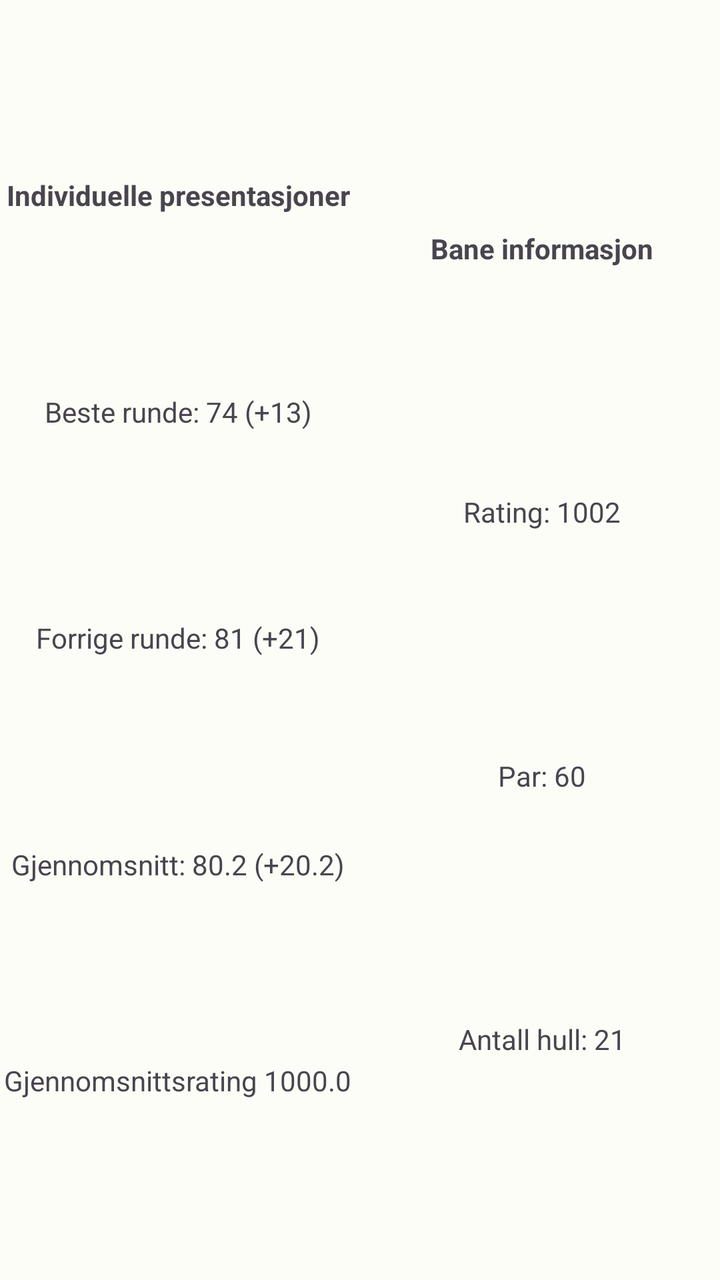
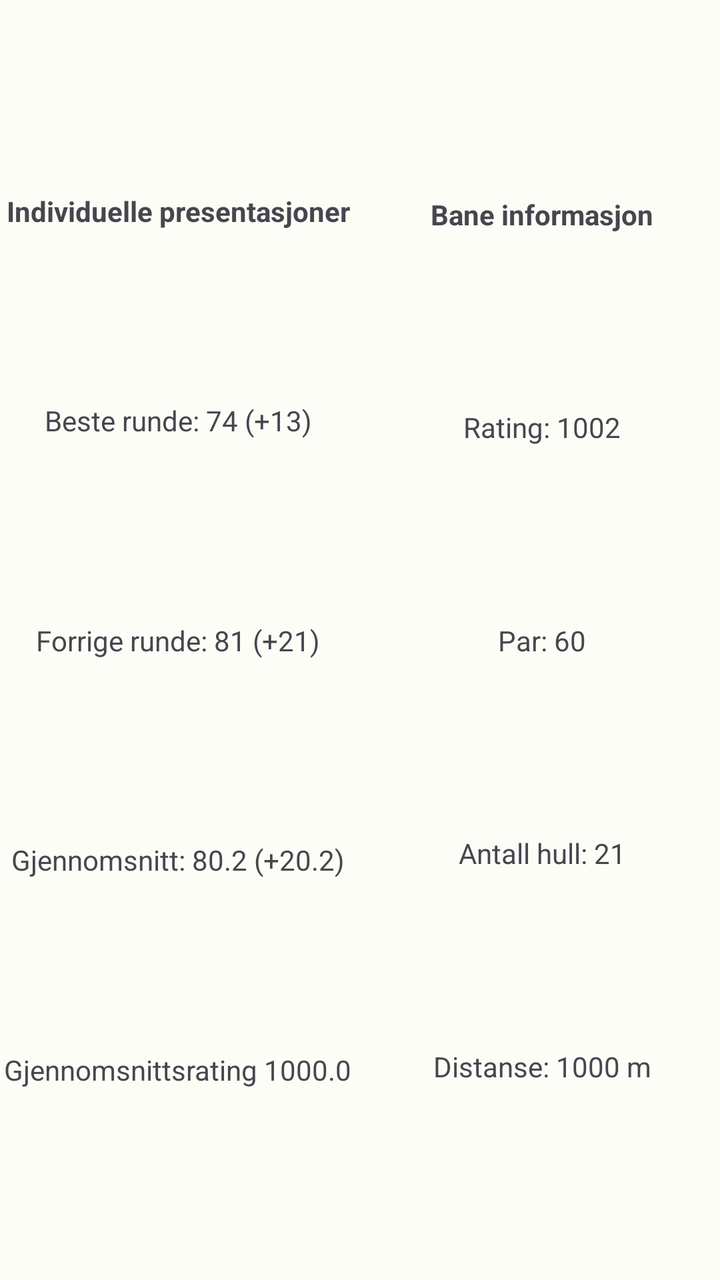

Two renders of the same Android screen: before a commit and after it. Below are the layout's source before the change and the commit's diff.
<!-- AndroidManifest.xml: application theme Theme.DiscgolfApp -->
<!-- res/layout/course_info_stats.xml -->
<?xml version="1.0" encoding="utf-8"?>
<androidx.constraintlayout.widget.ConstraintLayout xmlns:android="http://schemas.android.com/apk/res/android"
    xmlns:app="http://schemas.android.com/apk/res-auto"
    xmlns:tools="http://schemas.android.com/tools"
    android:layout_width="match_parent"
    android:layout_height="wrap_content">


    <View
        android:id="@+id/IndividualStatsView"
        android:layout_width="0dp"
        android:layout_height="wrap_content"
        android:layout_marginTop="10dp"
        android:layout_marginBottom="10dp"

        app:layout_constraintBottom_toBottomOf="parent"
        app:layout_constraintEnd_toStartOf="@+id/CourseInfoView"
        app:layout_constraintHorizontal_bias="0.5"
        app:layout_constraintStart_toStartOf="parent"
        app:layout_constraintTop_toTopOf="parent"
        app:layout_constraintVertical_bias="0.551" />

    <View
        android:id="@+id/CourseInfoView"
        android:layout_width="0dp"
        android:layout_height="wrap_content"
        android:layout_marginStart="4dp"
        android:layout_marginTop="10dp"
        android:layout_marginBottom="10dp"
        app:layout_constraintBottom_toBottomOf="parent"
        app:layout_constraintEnd_toEndOf="parent"
        app:layout_constraintHorizontal_bias="0.5"
        app:layout_constraintStart_toEndOf="@+id/IndividualStatsView"
        app:layout_constraintTop_toTopOf="parent"
        app:layout_constraintVertical_bias="0.41" />

    <TextView
        android:id="@+id/courseStatsTitleTextView"
        android:layout_width="wrap_content"
        android:layout_height="wrap_content"
        android:text="@string/individual_course_stats_title"
        android:textStyle="bold"
        app:layout_constraintBottom_toTopOf="@+id/bestRoundInfoTextView"
        app:layout_constraintEnd_toEndOf="@+id/IndividualStatsView"
        app:layout_constraintStart_toStartOf="@+id/IndividualStatsView"
        app:layout_constraintTop_toTopOf="@+id/IndividualStatsView"
        tools:layout_editor_absoluteX="16dp" />

    <TextView
        android:id="@+id/bestRoundInfoTextView"
        android:layout_width="wrap_content"
        android:layout_height="wrap_content"
        android:paddingBottom="5dp"
        android:text="@string/course_info_best_round"
        app:layout_constraintBottom_toTopOf="@+id/lastRoundInfoTextView"
        app:layout_constraintEnd_toEndOf="@+id/IndividualStatsView"
        app:layout_constraintStart_toStartOf="@+id/IndividualStatsView"
        app:layout_constraintTop_toBottomOf="@+id/courseStatsTitleTextView"
        tools:layout_editor_absoluteX="25dp" />

    <TextView
        android:id="@+id/lastRoundInfoTextView"
        android:layout_width="wrap_content"
        android:layout_height="wrap_content"
        android:paddingBottom="5dp"
        android:text="@string/course_info_last_round"
        app:layout_constraintBottom_toTopOf="@+id/averageScoreInfoTextView"
        app:layout_constraintEnd_toEndOf="@+id/IndividualStatsView"
        app:layout_constraintStart_toStartOf="@+id/IndividualStatsView"
        app:layout_constraintTop_toBottomOf="@+id/bestRoundInfoTextView"
        tools:layout_editor_absoluteX="25dp" />

    <TextView
        android:id="@+id/averageScoreInfoTextView"
        android:layout_width="wrap_content"
        android:layout_height="wrap_content"
        android:text="@string/course_info_average"
        app:layout_constraintBottom_toTopOf="@+id/avgRatingOnCourseValue"
        app:layout_constraintEnd_toEndOf="@+id/IndividualStatsView"
        app:layout_constraintStart_toStartOf="@+id/IndividualStatsView"
        app:layout_constraintTop_toBottomOf="@+id/lastRoundInfoTextView"
        tools:layout_editor_absoluteX="23dp" />

    <TextView
        android:id="@+id/avgRatingOnCourseValue"
        android:layout_width="wrap_content"
        android:layout_height="wrap_content"
        android:text="@string/course_info_avg_rating"
        app:layout_constraintBottom_toBottomOf="@+id/IndividualStatsView"
        app:layout_constraintEnd_toEndOf="@+id/IndividualStatsView"
        app:layout_constraintStart_toStartOf="@+id/IndividualStatsView"
        app:layout_constraintTop_toBottomOf="@+id/averageScoreInfoTextView"
        tools:layout_editor_absoluteX="16dp" />

    <TextView
        android:id="@+id/courseInformationTitleTextView"
        android:layout_width="wrap_content"
        android:layout_height="wrap_content"
        android:text="@string/course_info_title"
        android:textStyle="bold"
        app:layout_constraintBottom_toTopOf="@+id/parRatingTextView"
        app:layout_constraintEnd_toEndOf="@+id/CourseInfoView"
        app:layout_constraintStart_toStartOf="@+id/CourseInfoView"
        app:layout_constraintTop_toTopOf="@+id/CourseInfoView"
        tools:layout_editor_absoluteX="248dp" />


    <TextView
        android:id="@+id/parRatingTextView"
        android:layout_width="wrap_content"
        android:layout_height="wrap_content"
        android:text="@string/par_rating"
        app:layout_constraintBottom_toTopOf="@+id/parOnCourseTextView"
        app:layout_constraintEnd_toEndOf="@+id/CourseInfoView"
        app:layout_constraintStart_toStartOf="@+id/CourseInfoView"
        app:layout_constraintTop_toBottomOf="@+id/courseInformationTitleTextView" />

    <TextView
        android:id="@+id/parOnCourseTextView"
        android:layout_width="wrap_content"
        android:layout_height="wrap_content"
        android:text="@string/par_on_course"
        app:layout_constraintBottom_toTopOf="@+id/numberOfHolesTextView"
        app:layout_constraintEnd_toEndOf="@+id/CourseInfoView"
        app:layout_constraintStart_toStartOf="@+id/CourseInfoView"
        app:layout_constraintTop_toBottomOf="@+id/parRatingTextView"
        tools:layout_editor_absoluteX="296dp" />

    <TextView
        android:id="@+id/numberOfHolesTextView"
        android:layout_width="wrap_content"
        android:layout_height="wrap_content"
        android:text="@string/number_of_holes"
        app:layout_constraintBottom_toBottomOf="@+id/CourseInfoView"
        app:layout_constraintEnd_toEndOf="@+id/CourseInfoView"
        app:layout_constraintStart_toStartOf="@+id/CourseInfoView"
        app:layout_constraintTop_toBottomOf="@+id/parOnCourseTextView"
        tools:layout_editor_absoluteX="274dp" />



</androidx.constraintlayout.widget.ConstraintLayout>
<!-- resources referenced by this layout -->
<resources>
  <string name="course_info_average">Gjennomsnitt: 80.2 (+20.2)</string>
  <string name="course_info_avg_rating">Gjennomsnittsrating 1000.0</string>
  <string name="course_info_best_round">Beste runde: 74 (+13)</string>
  <string name="course_info_last_round">Forrige runde: 81 (+21)</string>
  <string name="course_info_title">Bane informasjon</string>
  <string name="individual_course_stats_title">Individuelle presentasjoner</string>
  <string name="number_of_holes">Antall hull: 21</string>
  <string name="par_on_course">Par: 60</string>
  <string name="par_rating">Rating: 1002</string>
  <color name="md_theme_light_primary">#266C2B</color>
  <color name="md_theme_light_onPrimary">#FFFFFF</color>
  <color name="md_theme_light_primaryContainer">#AAF5A4</color>
  <color name="md_theme_light_onPrimaryContainer">#002204</color>
  <color name="md_theme_light_secondary">#52634F</color>
  <color name="md_theme_light_onSecondary">#FFFFFF</color>
  <color name="md_theme_light_secondaryContainer">#D5E8CF</color>
  <color name="md_theme_light_onSecondaryContainer">#101F10</color>
  <color name="md_theme_light_tertiary">#38656A</color>
  <color name="md_theme_light_onTertiary">#FFFFFF</color>
  <color name="md_theme_light_tertiaryContainer">#BCEBF1</color>
  <color name="md_theme_light_onTertiaryContainer">#001F23</color>
  <color name="md_theme_light_error">#BA1A1A</color>
  <color name="md_theme_light_errorContainer">#FFDAD6</color>
  <color name="md_theme_light_onError">#FFFFFF</color>
  <color name="md_theme_light_onErrorContainer">#410002</color>
  <color name="md_theme_light_background">#FCFDF6</color>
  <color name="md_theme_light_onBackground">#1A1C19</color>
  <color name="md_theme_light_surface">#FCFDF6</color>
  <color name="md_theme_light_onSurface">#1A1C19</color>
  <color name="md_theme_light_surfaceVariant">#DEE5D8</color>
  <color name="md_theme_light_onSurfaceVariant">#424940</color>
  <color name="md_theme_light_outline">#72796F</color>
  <color name="md_theme_light_inverseOnSurface">#F0F1EB</color>
  <color name="md_theme_light_inverseSurface">#2F312D</color>
  <color name="md_theme_light_inversePrimary">#8FD88A</color>
  <!-- unchanged entries left out for length: 1 -->
</resources>

<!-- the commit's change to res/layout/course_info_stats.xml (unified diff, before → after) -->
@@ -9,7 +9,7 @@
     <View
         android:id="@+id/IndividualStatsView"
         android:layout_width="0dp"
-        android:layout_height="wrap_content"
+        android:layout_height="0dp"
         android:layout_marginTop="10dp"
         android:layout_marginBottom="10dp"
 
@@ -17,13 +17,12 @@
         app:layout_constraintEnd_toStartOf="@+id/CourseInfoView"
         app:layout_constraintHorizontal_bias="0.5"
         app:layout_constraintStart_toStartOf="parent"
-        app:layout_constraintTop_toTopOf="parent"
-        app:layout_constraintVertical_bias="0.551" />
+        app:layout_constraintTop_toTopOf="parent" />
 
     <View
         android:id="@+id/CourseInfoView"
         android:layout_width="0dp"
-        android:layout_height="wrap_content"
+        android:layout_height="0dp"
         android:layout_marginStart="4dp"
         android:layout_marginTop="10dp"
         android:layout_marginBottom="10dp"
@@ -31,8 +30,7 @@
         app:layout_constraintEnd_toEndOf="parent"
         app:layout_constraintHorizontal_bias="0.5"
         app:layout_constraintStart_toEndOf="@+id/IndividualStatsView"
-        app:layout_constraintTop_toTopOf="parent"
-        app:layout_constraintVertical_bias="0.41" />
+        app:layout_constraintTop_toTopOf="parent" />
 
     <TextView
         android:id="@+id/courseStatsTitleTextView"
@@ -131,12 +129,21 @@
         android:layout_width="wrap_content"
         android:layout_height="wrap_content"
         android:text="@string/number_of_holes"
-        app:layout_constraintBottom_toBottomOf="@+id/CourseInfoView"
+        app:layout_constraintBottom_toBottomOf="@+id/courseDistance"
         app:layout_constraintEnd_toEndOf="@+id/CourseInfoView"
         app:layout_constraintStart_toStartOf="@+id/CourseInfoView"
         app:layout_constraintTop_toBottomOf="@+id/parOnCourseTextView"
         tools:layout_editor_absoluteX="274dp" />
 
+    <TextView
+        android:id="@+id/courseDistance"
+        android:layout_width="wrap_content"
+        android:layout_height="wrap_content"
+        android:text="@string/course_distance"
+        app:layout_constraintBottom_toBottomOf="@+id/CourseInfoView"
+        app:layout_constraintEnd_toEndOf="@+id/CourseInfoView"
+        app:layout_constraintStart_toStartOf="@+id/CourseInfoView"
+        app:layout_constraintTop_toBottomOf="@+id/numberOfHolesTextView" />
 
 
 </androidx.constraintlayout.widget.ConstraintLayout>
<!-- resource entries referenced after the edit -->
@@ -1,5 +1,6 @@
 <!-- resources referenced by this layout -->
 <resources>
+  <string name="course_distance">Distanse: 1000 m</string>
   <string name="course_info_average">Gjennomsnitt: 80.2 (+20.2)</string>
   <string name="course_info_avg_rating">Gjennomsnittsrating 1000.0</string>
   <string name="course_info_best_round">Beste runde: 74 (+13)</string>
